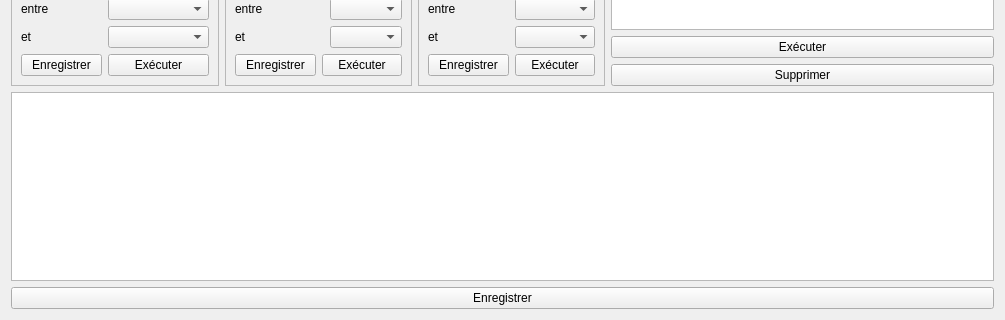
Qt form formqueries.ui (GiPiLab/ProtonClassicSuite) before a commit; both pictures show x 0 to 1005 and y 240 to 560 of the 1005 by 560 pixel window.
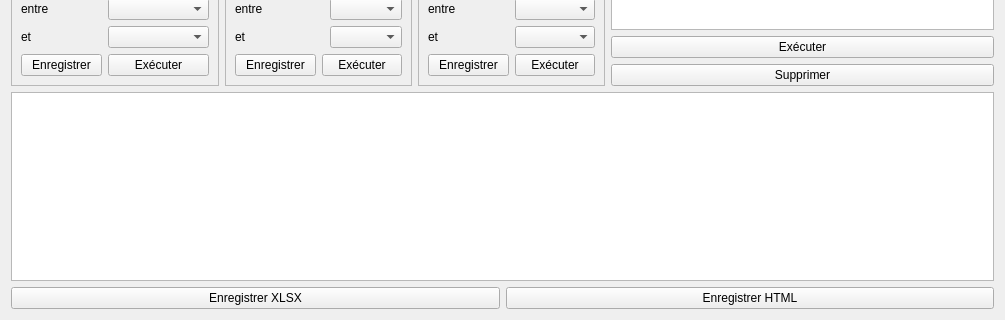
The same form after that commit.

Commit message: Replace NULL with nullptr, add support for XLSX export of queries

```diff
--- a/formqueries.ui
+++ b/formqueries.ui
@@ -162,8 +162,22 @@
     <widget class="QComboBox" name="comboBoxListAudits"/>
    </item>
    <item row="2" column="0" colspan="5">
-    <layout class="QVBoxLayout" name="verticalLayout_4">
-     <item>
+    <layout class="QGridLayout" name="gridLayout_5">
+     <item row="1" column="1">
+      <widget class="QPushButton" name="pushButtonSave">
+       <property name="text">
+        <string>Enregistrer HTML</string>
+       </property>
+      </widget>
+     </item>
+     <item row="1" column="0">
+      <widget class="QPushButton" name="pushButtonSaveXLSX">
+       <property name="text">
+        <string>Enregistrer XLSX</string>
+       </property>
+      </widget>
+     </item>
+     <item row="0" column="0" colspan="2">
       <widget class="QTextEdit" name="textEdit">
        <property name="sizePolicy">
         <sizepolicy hsizetype="Expanding" vsizetype="Expanding">
@@ -179,13 +193,6 @@
        </property>
       </widget>
      </item>
-     <item>
-      <widget class="QPushButton" name="pushButtonSave">
-       <property name="text">
-        <string>Enregistrer</string>
-       </property>
-      </widget>
-     </item>
     </layout>
    </item>
    <item row="1" column="3">
```
The commit also changes 25 other files.
